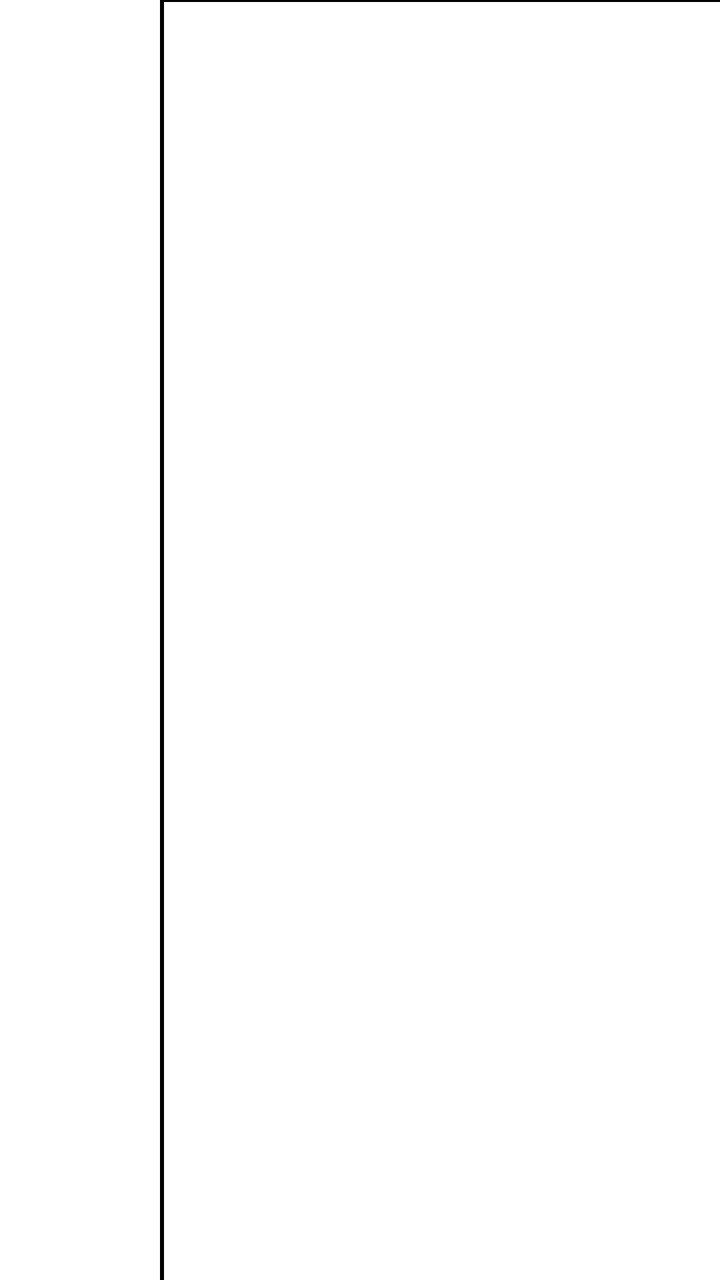
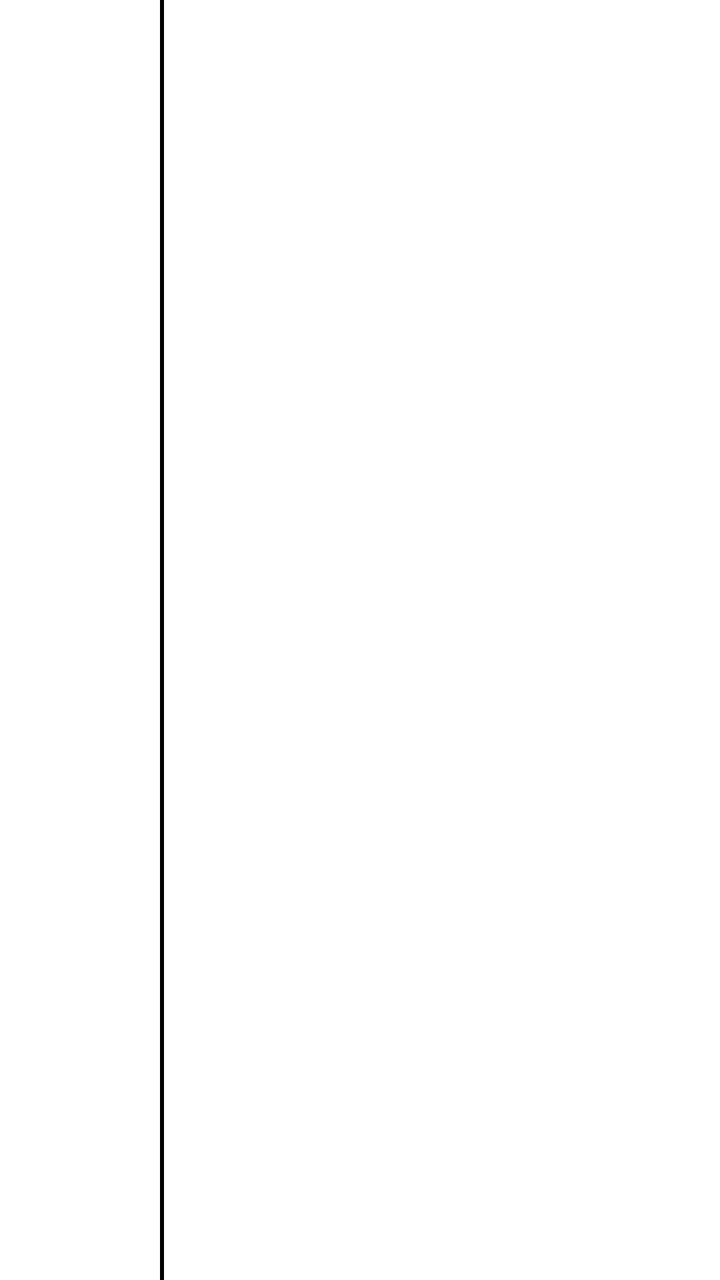

Screens rendered from an Android XML layout before and after an edit, with the pre-edit source and the edit as a unified diff.
<!-- AndroidManifest.xml: application theme Theme.Soil -->
<!-- res/layout/overlay_menu.xml -->
<?xml version="1.0" encoding="utf-8"?>
<FrameLayout xmlns:android="http://schemas.android.com/apk/res/android"
    android:layout_width="match_parent"
    android:layout_height="match_parent">

    <View
        android:id="@+id/scrim"
        android:layout_width="match_parent"
        android:layout_height="match_parent"
        android:background="@android:color/transparent" />

    <LinearLayout
        android:id="@+id/panel"
        android:layout_width="@dimen/menu_width"
        android:layout_height="match_parent"
        android:layout_gravity="end"
        android:orientation="vertical"
        android:background="@drawable/shape_menu_panel"
        android:clickable="true"
        android:paddingStart="2dp">

        
        <LinearLayout
            android:id="@+id/ownRows"
            android:layout_width="match_parent"
            android:layout_height="wrap_content"
            android:orientation="vertical" />

        <View
            android:layout_width="match_parent"
            android:layout_height="1dp"
            android:background="@color/inkBlack" />

        
        <LinearLayout
            android:id="@+id/appRows"
            android:layout_width="match_parent"
            android:layout_height="0dp"
            android:layout_weight="1"
            android:orientation="vertical" />

        <LinearLayout
            android:id="@+id/pager"
            android:layout_width="match_parent"
            android:layout_height="wrap_content"
            android:orientation="vertical"
            android:visibility="gone">

            <View
                android:layout_width="match_parent"
                android:layout_height="1dp"
                android:background="@color/inkBlack" />

            <LinearLayout
                android:layout_width="match_parent"
                android:layout_height="@dimen/toolbar_bar_thickness"
                android:orientation="horizontal"
                android:gravity="center">

                <androidx.appcompat.widget.AppCompatImageButton
                    android:id="@+id/btnPrev"
                    style="@style/Widget.Soil.ToolbarButton"
                    android:src="@drawable/ic_page_prev"
                    android:contentDescription="@string/cd_page_previous" />

                <TextView
                    android:id="@+id/pageText"
                    android:layout_width="wrap_content"
                    android:layout_height="wrap_content"
                    android:minWidth="72dp"
                    android:gravity="center"
                    android:textSize="16sp"
                    android:textColor="@color/inkBlack" />

                <androidx.appcompat.widget.AppCompatImageButton
                    android:id="@+id/btnNext"
                    style="@style/Widget.Soil.ToolbarButton"
                    android:src="@drawable/ic_page_next"
                    android:contentDescription="@string/cd_page_next" />
            </LinearLayout>
        </LinearLayout>
    </LinearLayout>
</FrameLayout>
<!-- resources referenced by this layout -->
<resources>
  <color name="inkBlack">#000000</color>
  <dimen name="menu_width">280dp</dimen>
  <dimen name="toolbar_bar_thickness">56dp</dimen>
  <!-- drawable ic_page_next (drawable) -->
  <?xml version="1.0" encoding="utf-8"?>
  <vector xmlns:android="http://schemas.android.com/apk/res/android"
      android:width="24dp"
      android:height="24dp"
      android:viewportWidth="24"
      android:viewportHeight="24">
      <path
          android:fillColor="@android:color/transparent"
          android:strokeColor="@color/inkBlack"
          android:strokeWidth="2"
          android:strokeLineCap="round"
          android:strokeLineJoin="round"
          android:pathData="M9 6l6 6l-6 6"/>
  </vector>
  <!-- drawable ic_page_prev (drawable) -->
  <?xml version="1.0" encoding="utf-8"?>
  <vector xmlns:android="http://schemas.android.com/apk/res/android"
      android:width="24dp"
      android:height="24dp"
      android:viewportWidth="24"
      android:viewportHeight="24">
      <path
          android:fillColor="@android:color/transparent"
          android:strokeColor="@color/inkBlack"
          android:strokeWidth="2"
          android:strokeLineCap="round"
          android:strokeLineJoin="round"
          android:pathData="M15 6l-6 6l6 6"/>
  </vector>
  <!-- drawable shape_menu_panel (drawable) -->
  <?xml version="1.0" encoding="utf-8"?>
  <layer-list xmlns:android="http://schemas.android.com/apk/res/android">
      <item>
          <shape android:shape="rectangle">
              <solid android:color="@color/inkBlack" />
          </shape>
      </item>
      <item android:left="2dp">
          <shape android:shape="rectangle">
              <solid android:color="@color/paperWhite" />
          </shape>
      </item>
  </layer-list>
  <string name="cd_page_next">Next page</string>
  <string name="cd_page_previous">Previous page</string>
  <style name="Widget.Soil.ToolbarButton" parent="">
          <item name="android:layout_width">@dimen/toolbar_button_size</item>
          <item name="android:layout_height">@dimen/toolbar_button_size</item>
          <item name="android:background">@drawable/bg_toolbar_button</item>
          <item name="android:padding">@dimen/toolbar_button_padding</item>
          <item name="android:scaleType">fitCenter</item>
          <item name="android:stateListAnimator">@null</item>
      </style>
  <color name="paperWhite">#FFFFFF</color>
  <dimen name="toolbar_button_size">44dp</dimen>
  <!-- drawable bg_toolbar_button (drawable) -->
  <?xml version="1.0" encoding="utf-8"?>
  <selector xmlns:android="http://schemas.android.com/apk/res/android">
      <item android:state_selected="true">
          <shape android:shape="rectangle">
              <solid android:color="@color/paperWhite"/>
              <stroke android:width="1.5dp" android:color="@color/inkBlack"/>
              <corners android:radius="4dp"/>
          </shape>
      </item>
      <item android:state_activated="true">
          <shape android:shape="rectangle">
              <solid android:color="@color/paperWhite"/>
              <stroke android:width="1.5dp" android:color="@color/inkBlack"/>
              <corners android:radius="4dp"/>
          </shape>
      </item>
      <item android:state_pressed="true">
          <shape android:shape="rectangle">
              <solid android:color="@color/paperWhite"/>
              <stroke android:width="1.5dp" android:color="@color/inkBlack"/>
              <corners android:radius="4dp"/>
          </shape>
      </item>
      <item>
          <shape android:shape="rectangle">
              <solid android:color="@color/paperWhite"/>
              <corners android:radius="4dp"/>
          </shape>
      </item>
  </selector>
  <dimen name="toolbar_button_padding">10dp</dimen>
  <!-- drawable shape_dialog_bordered (drawable) -->
  <?xml version="1.0" encoding="utf-8"?>
  <shape xmlns:android="http://schemas.android.com/apk/res/android">
      <solid android:color="@color/paperWhite" />
      <stroke android:width="2dp" android:color="@color/inkBlack" />
      <corners android:radius="4dp" />
  </shape>
  <!-- unchanged entries left out for length: 3 -->
</resources>

<!-- the commit's change to res/layout/overlay_menu.xml (unified diff, before → after) -->
@@ -25,59 +25,5 @@
             android:layout_width="match_parent"
             android:layout_height="wrap_content"
             android:orientation="vertical" />
-
-        <View
-            android:layout_width="match_parent"
-            android:layout_height="1dp"
-            android:background="@color/inkBlack" />
-
-        
-        <LinearLayout
-            android:id="@+id/appRows"
-            android:layout_width="match_parent"
-            android:layout_height="0dp"
-            android:layout_weight="1"
-            android:orientation="vertical" />
-
-        <LinearLayout
-            android:id="@+id/pager"
-            android:layout_width="match_parent"
-            android:layout_height="wrap_content"
-            android:orientation="vertical"
-            android:visibility="gone">
-
-            <View
-                android:layout_width="match_parent"
-                android:layout_height="1dp"
-                android:background="@color/inkBlack" />
-
-            <LinearLayout
-                android:layout_width="match_parent"
-                android:layout_height="@dimen/toolbar_bar_thickness"
-                android:orientation="horizontal"
-                android:gravity="center">
-
-                <androidx.appcompat.widget.AppCompatImageButton
-                    android:id="@+id/btnPrev"
-                    style="@style/Widget.Soil.ToolbarButton"
-                    android:src="@drawable/ic_page_prev"
-                    android:contentDescription="@string/cd_page_previous" />
-
-                <TextView
-                    android:id="@+id/pageText"
-                    android:layout_width="wrap_content"
-                    android:layout_height="wrap_content"
-                    android:minWidth="72dp"
-                    android:gravity="center"
-                    android:textSize="16sp"
-                    android:textColor="@color/inkBlack" />
-
-                <androidx.appcompat.widget.AppCompatImageButton
-                    android:id="@+id/btnNext"
-                    style="@style/Widget.Soil.ToolbarButton"
-                    android:src="@drawable/ic_page_next"
-                    android:contentDescription="@string/cd_page_next" />
-            </LinearLayout>
-        </LinearLayout>
     </LinearLayout>
 </FrameLayout>
<!-- resource entries referenced after the edit -->
@@ -2,37 +2,6 @@
 <resources>
   <color name="inkBlack">#000000</color>
   <dimen name="menu_width">280dp</dimen>
-  <dimen name="toolbar_bar_thickness">56dp</dimen>
-  <!-- drawable ic_page_next (drawable) -->
-  <?xml version="1.0" encoding="utf-8"?>
-  <vector xmlns:android="http://schemas.android.com/apk/res/android"
-      android:width="24dp"
-      android:height="24dp"
-      android:viewportWidth="24"
-      android:viewportHeight="24">
-      <path
-          android:fillColor="@android:color/transparent"
-          android:strokeColor="@color/inkBlack"
-          android:strokeWidth="2"
-          android:strokeLineCap="round"
-          android:strokeLineJoin="round"
-          android:pathData="M9 6l6 6l-6 6"/>
-  </vector>
-  <!-- drawable ic_page_prev (drawable) -->
-  <?xml version="1.0" encoding="utf-8"?>
-  <vector xmlns:android="http://schemas.android.com/apk/res/android"
-      android:width="24dp"
-      android:height="24dp"
-      android:viewportWidth="24"
-      android:viewportHeight="24">
-      <path
-          android:fillColor="@android:color/transparent"
-          android:strokeColor="@color/inkBlack"
-          android:strokeWidth="2"
-          android:strokeLineCap="round"
-          android:strokeLineJoin="round"
-          android:pathData="M15 6l-6 6l6 6"/>
-  </vector>
   <!-- drawable shape_menu_panel (drawable) -->
   <?xml version="1.0" encoding="utf-8"?>
   <layer-list xmlns:android="http://schemas.android.com/apk/res/android">
@@ -47,50 +16,7 @@
           </shape>
       </item>
   </layer-list>
-  <string name="cd_page_next">Next page</string>
-  <string name="cd_page_previous">Previous page</string>
-  <style name="Widget.Soil.ToolbarButton" parent="">
-          <item name="android:layout_width">@dimen/toolbar_button_size</item>
-          <item name="android:layout_height">@dimen/toolbar_button_size</item>
-          <item name="android:background">@drawable/bg_toolbar_button</item>
-          <item name="android:padding">@dimen/toolbar_button_padding</item>
-          <item name="android:scaleType">fitCenter</item>
-          <item name="android:stateListAnimator">@null</item>
-      </style>
   <color name="paperWhite">#FFFFFF</color>
-  <dimen name="toolbar_button_size">44dp</dimen>
-  <!-- drawable bg_toolbar_button (drawable) -->
-  <?xml version="1.0" encoding="utf-8"?>
-  <selector xmlns:android="http://schemas.android.com/apk/res/android">
-      <item android:state_selected="true">
-          <shape android:shape="rectangle">
-              <solid android:color="@color/paperWhite"/>
-              <stroke android:width="1.5dp" android:color="@color/inkBlack"/>
-              <corners android:radius="4dp"/>
-          </shape>
-      </item>
-      <item android:state_activated="true">
-          <shape android:shape="rectangle">
-              <solid android:color="@color/paperWhite"/>
-              <stroke android:width="1.5dp" android:color="@color/inkBlack"/>
-              <corners android:radius="4dp"/>
-          </shape>
-      </item>
-      <item android:state_pressed="true">
-          <shape android:shape="rectangle">
-              <solid android:color="@color/paperWhite"/>
-              <stroke android:width="1.5dp" android:color="@color/inkBlack"/>
-              <corners android:radius="4dp"/>
-          </shape>
-      </item>
-      <item>
-          <shape android:shape="rectangle">
-              <solid android:color="@color/paperWhite"/>
-              <corners android:radius="4dp"/>
-          </shape>
-      </item>
-  </selector>
-  <dimen name="toolbar_button_padding">10dp</dimen>
   <!-- drawable shape_dialog_bordered (drawable) -->
   <?xml version="1.0" encoding="utf-8"?>
   <shape xmlns:android="http://schemas.android.com/apk/res/android">
